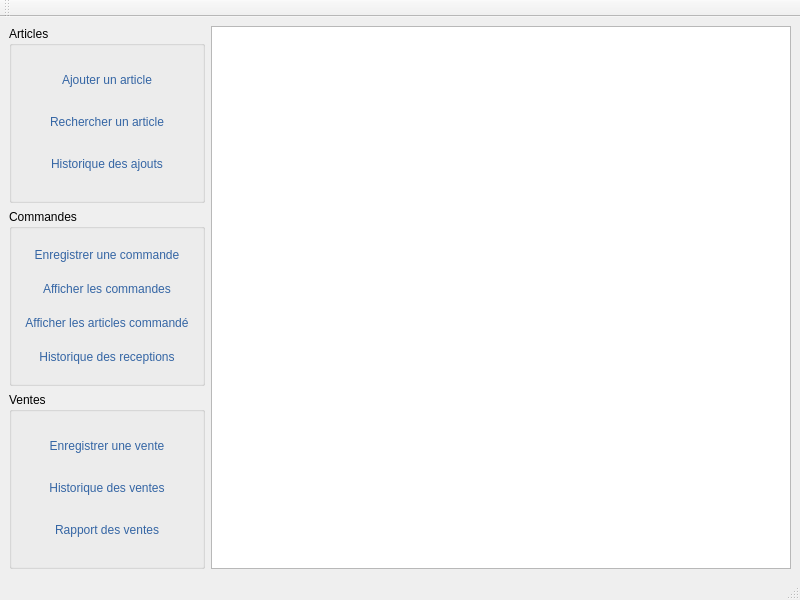
Before: the Qt Designer form views/ui/main.ui in mono57/libsoft, drawn with Qt 5.
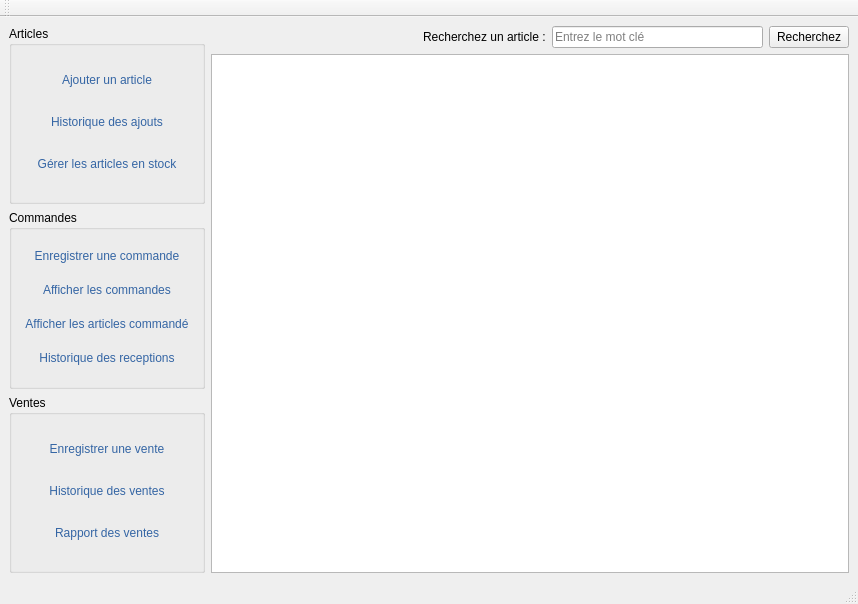
After: the same form once the commit is applied. Icons and pictures are not drawn.

```diff
--- a/views/ui/main.ui
+++ b/views/ui/main.ui
@@ -6,8 +6,8 @@
    <rect>
     <x>0</x>
     <y>0</y>
-    <width>800</width>
-    <height>600</height>
+    <width>858</width>
+    <height>604</height>
    </rect>
   </property>
   <property name="windowTitle">
@@ -50,22 +50,6 @@
              </property>
             </widget>
            </item>
-           <item>
-            <widget class="QPushButton" name="search_article">
-             <property name="cursor">
-              <cursorShape>PointingHandCursor</cursorShape>
-             </property>
-             <property name="styleSheet">
-              <string notr="true">color: rgb(52, 101, 164);</string>
-             </property>
-             <property name="text">
-              <string>Rechercher un article</string>
-             </property>
-             <property name="flat">
-              <bool>true</bool>
-             </property>
-            </widget>
-           </item>
            <item>
             <widget class="QPushButton" name="add_history">
              <property name="cursor">
@@ -86,6 +70,22 @@
              </property>
             </widget>
            </item>
+           <item>
+            <widget class="QPushButton" name="pushButtonArticleStock">
+             <property name="cursor">
+              <cursorShape>PointingHandCursor</cursorShape>
+             </property>
+             <property name="styleSheet">
+              <string notr="true">color: rgb(52, 101, 164);</string>
+             </property>
+             <property name="text">
+              <string>Gérer les articles en stock</string>
+             </property>
+             <property name="flat">
+              <bool>true</bool>
+             </property>
+            </widget>
+           </item>
           </layout>
          </widget>
         </item>
@@ -224,7 +224,49 @@
      </layout>
     </item>
     <item>
-     <widget class="QTableView" name="tableView"/>
+     <layout class="QVBoxLayout" name="verticalLayout_5">
+      <item>
+       <layout class="QHBoxLayout" name="horizontalLayout_3">
+        <item>
+         <spacer name="horizontalSpacer">
+          <property name="orientation">
+           <enum>Qt::Horizontal</enum>
+          </property>
+          <property name="sizeHint" stdset="0">
+           <size>
+            <width>40</width>
+            <height>20</height>
+           </size>
+          </property>
+         </spacer>
+        </item>
+        <item>
+         <widget class="QLabel" name="label">
+          <property name="text">
+           <string>Recherchez un article :</string>
+          </property>
+         </widget>
+        </item>
+        <item>
+         <widget class="QLineEdit" name="lineEditSearch">
+          <property name="placeholderText">
+           <string>Entrez le mot clé</string>
+          </property>
+         </widget>
+        </item>
+        <item>
+         <widget class="QPushButton" name="pushButtonSearch">
+          <property name="text">
+           <string>Recherchez</string>
+          </property>
+         </widget>
+        </item>
+       </layout>
+      </item>
+      <item>
+       <widget class="QTableView" name="tableView"/>
+      </item>
+     </layout>
     </item>
    </layout>
   </widget>
```
Left out of the diff: 4 changed lines with no effect on the pictures.
